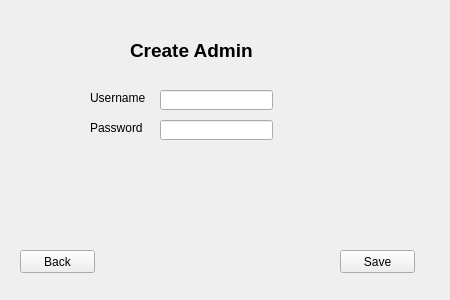
The window that GUI/Admin_Pages/CreateAdmin.ui (Gulkanyan/MarketPlace) describes before a commit, drawn with Qt 5.
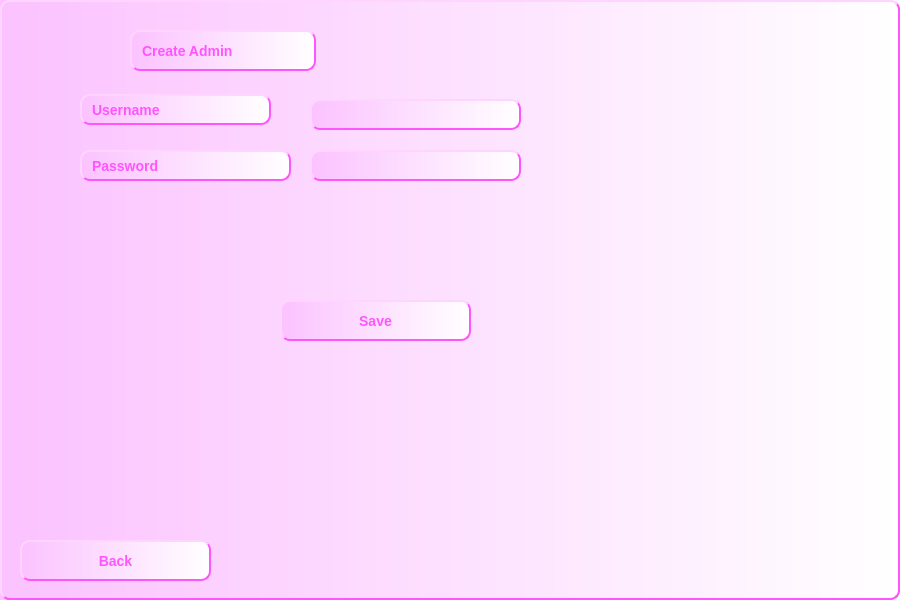
The same window after the commit.

Diff of the .ui file:
```diff
--- a/GUI/Admin_Pages/CreateAdmin.ui
+++ b/GUI/Admin_Pages/CreateAdmin.ui
@@ -6,21 +6,33 @@
    <rect>
     <x>0</x>
     <y>0</y>
-    <width>450</width>
-    <height>300</height>
+    <width>900</width>
+    <height>600</height>
    </rect>
   </property>
   <property name="windowTitle">
    <string>MainWindow</string>
   </property>
+  <property name="styleSheet">
+   <string notr="true">background-color:qlineargradient(spread:pad, x1:0, y1:0, x2:1, y2:0, stop:0 rgb(251, 194, 255), stop:1 rgba(255, 255, 255, 255));
+color: rgb(255, 85, 255);
+border-style: outset;
+border-width: 2px;
+border-radius: 10px;
+border-color: rgb(255, 85, 255);
+font: bold 14px;
+min-width: 10em;
+padding: 6px;
+</string>
+  </property>
   <widget class="QWidget" name="centralwidget">
    <widget class="QLineEdit" name="Username_lineEdit">
     <property name="geometry">
      <rect>
-      <x>160</x>
-      <y>90</y>
-      <width>113</width>
-      <height>20</height>
+      <x>310</x>
+      <y>99</y>
+      <width>211</width>
+      <height>31</height>
      </rect>
     </property>
    </widget>
@@ -28,9 +40,9 @@
     <property name="geometry">
      <rect>
       <x>20</x>
-      <y>250</y>
-      <width>75</width>
-      <height>23</height>
+      <y>540</y>
+      <width>191</width>
+      <height>41</height>
      </rect>
     </property>
     <property name="text">
@@ -40,10 +52,10 @@
    <widget class="QLabel" name="label">
     <property name="geometry">
      <rect>
-      <x>90</x>
-      <y>90</y>
-      <width>60</width>
-      <height>15</height>
+      <x>80</x>
+      <y>94</y>
+      <width>191</width>
+      <height>31</height>
      </rect>
     </property>
     <property name="text">
@@ -53,10 +65,10 @@
    <widget class="QLabel" name="label_2">
     <property name="geometry">
      <rect>
-      <x>90</x>
-      <y>120</y>
-      <width>60</width>
-      <height>15</height>
+      <x>80</x>
+      <y>150</y>
+      <width>211</width>
+      <height>31</height>
      </rect>
     </property>
     <property name="text">
@@ -66,10 +78,10 @@
    <widget class="QPushButton" name="save_pushButton">
     <property name="geometry">
      <rect>
-      <x>340</x>
-      <y>250</y>
-      <width>75</width>
-      <height>23</height>
+      <x>280</x>
+      <y>300</y>
+      <width>191</width>
+      <height>41</height>
      </rect>
     </property>
     <property name="text">
@@ -79,10 +91,10 @@
    <widget class="QLineEdit" name="Password_lineEdit">
     <property name="geometry">
      <rect>
-      <x>160</x>
-      <y>120</y>
-      <width>113</width>
-      <height>20</height>
+      <x>310</x>
+      <y>150</y>
+      <width>211</width>
+      <height>31</height>
      </rect>
     </property>
    </widget>
@@ -91,14 +103,15 @@
      <rect>
       <x>130</x>
       <y>30</y>
-      <width>141</width>
+      <width>186</width>
       <height>41</height>
      </rect>
     </property>
     <property name="font">
      <font>
-      <pointsize>14</pointsize>
+      <pointsize>-1</pointsize>
       <weight>75</weight>
+      <italic>false</italic>
       <bold>true</bold>
      </font>
     </property>
```
